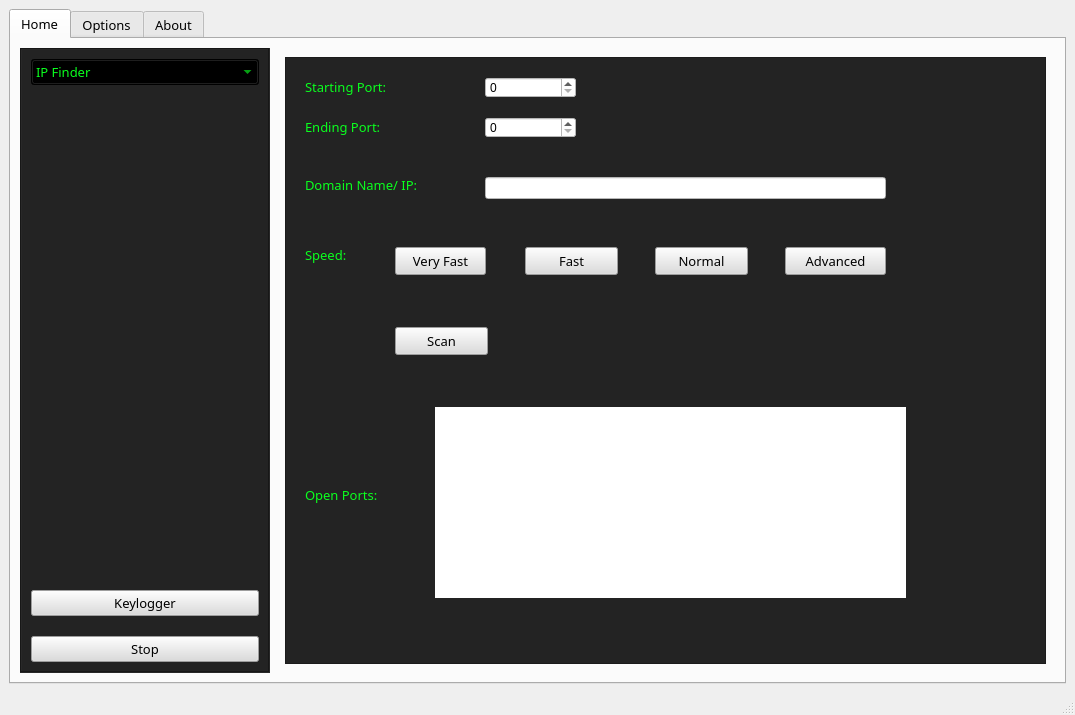
Old version of the form Gui.ui in the repository Plout0nas/PenetrationTestingToolkit.
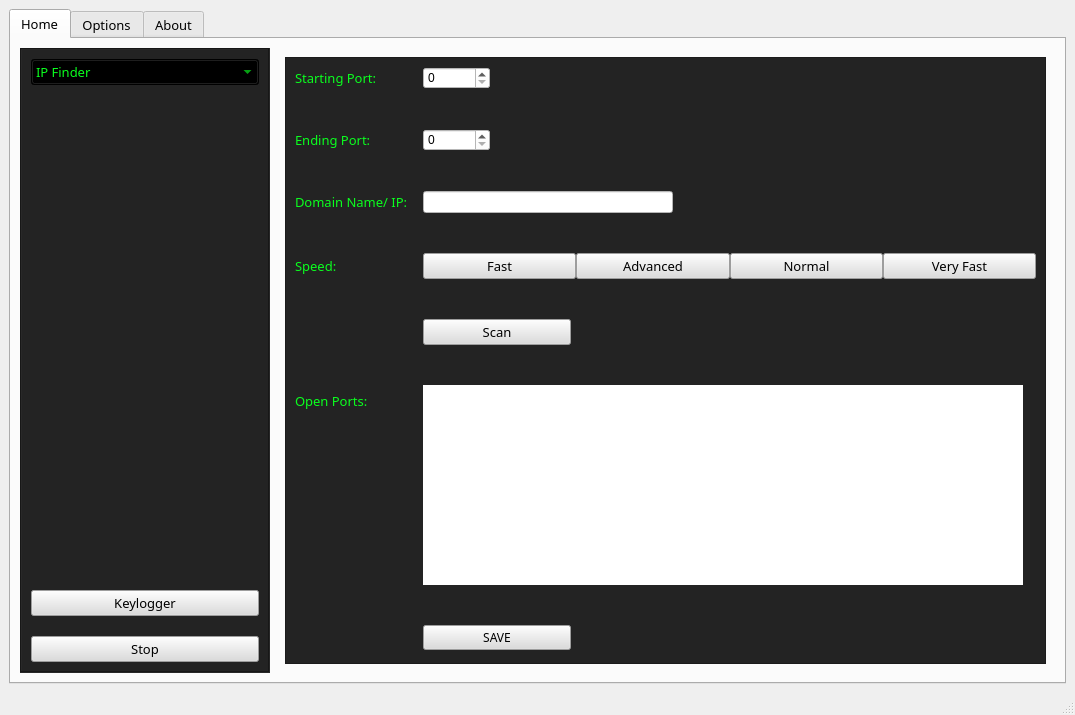
New version of the form. Icons and pictures are not drawn.

What changed in the file:
```diff
--- a/Gui.ui
+++ b/Gui.ui
@@ -539,15 +539,15 @@
               <property name="frameShadow">
                <enum>QFrame::Raised</enum>
               </property>
+              <layout class="QFormLayout" name="formLayout">
+               <property name="horizontalSpacing">
+                <number>15</number>
+               </property>
+               <property name="verticalSpacing">
+                <number>40</number>
+               </property>
+               <item row="0" column="0">
               <widget class="QLabel" name="label">
-               <property name="geometry">
-                <rect>
-                 <x>20</x>
-                 <y>20</y>
-                 <width>141</width>
-                 <height>20</height>
-                </rect>
-               </property>
                <property name="font">
                 <font>
                  <family>Copperplate Gothic Light</family>
@@ -561,15 +561,31 @@
                 <string>Starting Port:</string>
                </property>
               </widget>
+               </item>
+               <item row="0" column="1">
+                <widget class="QSpinBox" name="spinBox">
+                 <property name="sizePolicy">
+                  <sizepolicy hsizetype="Fixed" vsizetype="Fixed">
+                   <horstretch>0</horstretch>
+                   <verstretch>0</verstretch>
+                  </sizepolicy>
+                 </property>
+                 <property name="minimumSize">
+                  <size>
+                   <width>50</width>
+                   <height>0</height>
+                  </size>
+                 </property>
+                 <property name="styleSheet">
+                  <string notr="true">background-color: rgb(255, 255, 255);</string>
+                 </property>
+                 <property name="maximum">
+                  <number>999999999</number>
+                 </property>
+                </widget>
+               </item>
+               <item row="2" column="0">
               <widget class="QLabel" name="label_3">
-               <property name="geometry">
-                <rect>
-                 <x>20</x>
-                 <y>60</y>
-                 <width>121</width>
-                 <height>20</height>
-                </rect>
-               </property>
                <property name="font">
                 <font>
                  <family>Copperplate Gothic Light</family>
@@ -583,41 +599,31 @@
                 <string>Ending Port:</string>
                </property>
               </widget>
-              <widget class="QSpinBox" name="spinBox">
-               <property name="geometry">
-                <rect>
-                 <x>200</x>
-                 <y>20</y>
-                 <width>91</width>
-                 <height>21</height>
-                </rect>
-               </property>
-               <property name="styleSheet">
-                <string notr="true">background-color: rgb(255, 255, 255);</string>
-               </property>
-              </widget>
+               </item>
+               <item row="2" column="1">
               <widget class="QSpinBox" name="spinBox_2">
-               <property name="geometry">
-                <rect>
-                 <x>200</x>
-                 <y>60</y>
-                 <width>91</width>
-                 <height>21</height>
-                </rect>
+                 <property name="sizePolicy">
+                  <sizepolicy hsizetype="Fixed" vsizetype="Fixed">
+                   <horstretch>0</horstretch>
+                   <verstretch>0</verstretch>
+                  </sizepolicy>
+                 </property>
+                 <property name="minimumSize">
+                  <size>
+                   <width>50</width>
+                   <height>0</height>
+                  </size>
                </property>
                <property name="styleSheet">
                 <string notr="true">background-color: rgb(255, 255, 255);</string>
                </property>
-              </widget>
+                 <property name="maximum">
+                  <number>999999999</number>
+                 </property>
+                </widget>
+               </item>
+               <item row="4" column="0">
               <widget class="QLabel" name="label_4">
-               <property name="geometry">
-                <rect>
-                 <x>20</x>
-                 <y>120</y>
-                 <width>171</width>
-                 <height>16</height>
-                </rect>
-               </property>
                <property name="font">
                 <font>
                  <family>Copperplate Gothic Light</family>
@@ -631,28 +637,28 @@
                 <string>Domain Name/ IP:</string>
                </property>
               </widget>
+               </item>
+               <item row="4" column="1">
               <widget class="QLineEdit" name="lineEdit">
-               <property name="geometry">
-                <rect>
-                 <x>200</x>
-                 <y>120</y>
-                 <width>401</width>
-                 <height>22</height>
-                </rect>
+                 <property name="sizePolicy">
+                  <sizepolicy hsizetype="Fixed" vsizetype="Fixed">
+                   <horstretch>0</horstretch>
+                   <verstretch>0</verstretch>
+                  </sizepolicy>
+                 </property>
+                 <property name="minimumSize">
+                  <size>
+                   <width>250</width>
+                   <height>0</height>
+                  </size>
                </property>
                <property name="styleSheet">
                 <string notr="true">background-color: rgb(255, 255, 255);</string>
                </property>
               </widget>
+               </item>
+               <item row="8" column="0">
               <widget class="QLabel" name="label_8">
-               <property name="geometry">
-                <rect>
-                 <x>20</x>
-                 <y>190</y>
-                 <width>81</width>
-                 <height>16</height>
-                </rect>
-               </property>
                <property name="font">
                 <font>
                  <family>Copperplate Gothic Light</family>
@@ -666,37 +672,11 @@
                 <string>Speed:</string>
                </property>
               </widget>
-              <widget class="QPushButton" name="pushButton_3">
-               <property name="geometry">
-                <rect>
-                 <x>110</x>
-                 <y>190</y>
-                 <width>91</width>
-                 <height>28</height>
-                </rect>
-               </property>
-               <property name="font">
-                <font>
-                 <family>Copperplate Gothic Light</family>
-                 <pointsize>10</pointsize>
-                </font>
-               </property>
-               <property name="styleSheet">
-                <string notr="true">background-color: rgb(220, 220, 220);</string>
-               </property>
-               <property name="text">
-                <string>Very Fast</string>
-               </property>
-              </widget>
+               </item>
+               <item row="8" column="1">
+                <layout class="QHBoxLayout" name="horizontalLayout">
+                 <item>
               <widget class="QPushButton" name="pushButton_4">
-               <property name="geometry">
-                <rect>
-                 <x>240</x>
-                 <y>190</y>
-                 <width>93</width>
-                 <height>28</height>
-                </rect>
-               </property>
                <property name="font">
                 <font>
                  <family>Copperplate Gothic Light</family>
@@ -710,37 +690,9 @@
                 <string>Fast</string>
                </property>
               </widget>
-              <widget class="QPushButton" name="pushButton_5">
-               <property name="geometry">
-                <rect>
-                 <x>370</x>
-                 <y>190</y>
-                 <width>93</width>
-                 <height>28</height>
-                </rect>
-               </property>
-               <property name="font">
-                <font>
-                 <family>Copperplate Gothic Light</family>
-                 <pointsize>10</pointsize>
-                </font>
-               </property>
-               <property name="styleSheet">
-                <string notr="true">background-color: rgb(220, 220, 220);</string>
-               </property>
-               <property name="text">
-                <string>Normal</string>
-               </property>
-              </widget>
+                 </item>
+                 <item>
               <widget class="QPushButton" name="pushButton_6">
-               <property name="geometry">
-                <rect>
-                 <x>500</x>
-                 <y>190</y>
-                 <width>101</width>
-                 <height>28</height>
-                </rect>
-               </property>
                <property name="font">
                 <font>
                  <family>Copperplate Gothic Light</family>
@@ -754,14 +706,54 @@
                 <string>Advanced</string>
                </property>
               </widget>
+                 </item>
+                 <item>
+                  <widget class="QPushButton" name="pushButton_5">
+                   <property name="font">
+                    <font>
+                     <family>Copperplate Gothic Light</family>
+                     <pointsize>10</pointsize>
+                    </font>
+                   </property>
+                   <property name="styleSheet">
+                    <string notr="true">background-color: rgb(220, 220, 220);</string>
+                   </property>
+                   <property name="text">
+                    <string>Normal</string>
+                   </property>
+                  </widget>
+                 </item>
+                 <item>
+                  <widget class="QPushButton" name="pushButton_3">
+                   <property name="font">
+                    <font>
+                     <family>Copperplate Gothic Light</family>
+                     <pointsize>10</pointsize>
+                    </font>
+                   </property>
+                   <property name="styleSheet">
+                    <string notr="true">background-color: rgb(220, 220, 220);</string>
+                   </property>
+                   <property name="text">
+                    <string>Very Fast</string>
+                   </property>
+                  </widget>
+                 </item>
+                </layout>
+               </item>
+               <item row="9" column="1">
               <widget class="QPushButton" name="pushButton_10">
-               <property name="geometry">
-                <rect>
-                 <x>110</x>
-                 <y>270</y>
-                 <width>93</width>
-                 <height>28</height>
-                </rect>
+                 <property name="sizePolicy">
+                  <sizepolicy hsizetype="Fixed" vsizetype="Fixed">
+                   <horstretch>0</horstretch>
+                   <verstretch>0</verstretch>
+                  </sizepolicy>
+                 </property>
+                 <property name="minimumSize">
+                  <size>
+                   <width>148</width>
+                   <height>23</height>
+                  </size>
                </property>
                <property name="font">
                 <font>
@@ -776,15 +768,9 @@
                 <string>Scan</string>
                </property>
               </widget>
+               </item>
+               <item row="12" column="0">
               <widget class="QLabel" name="label_9">
-               <property name="geometry">
-                <rect>
-                 <x>20</x>
-                 <y>430</y>
-                 <width>121</width>
-                 <height>16</height>
-                </rect>
-               </property>
                <property name="font">
                 <font>
                  <family>Copperplate Gothic Light</family>
@@ -798,14 +784,26 @@
                 <string>Open Ports:</string>
                </property>
               </widget>
+               </item>
+               <item row="12" column="1">
               <widget class="QLabel" name="label_10">
-               <property name="geometry">
-                <rect>
-                 <x>150</x>
-                 <y>350</y>
-                 <width>471</width>
-                 <height>191</height>
-                </rect>
+                 <property name="sizePolicy">
+                  <sizepolicy hsizetype="Fixed" vsizetype="Preferred">
+                   <horstretch>0</horstretch>
+                   <verstretch>0</verstretch>
+                  </sizepolicy>
+                 </property>
+                 <property name="minimumSize">
+                  <size>
+                   <width>600</width>
+                   <height>200</height>
+                  </size>
+                 </property>
+                 <property name="baseSize">
+                  <size>
+                   <width>0</width>
+                   <height>0</height>
+                  </size>
                </property>
                <property name="font">
                 <font>
@@ -823,6 +821,35 @@
                 <set>Qt::AlignLeading|Qt::AlignLeft|Qt::AlignTop</set>
                </property>
               </widget>
+               </item>
+               <item row="13" column="1">
+                <widget class="QPushButton" name="pushButton_11">
+                 <property name="sizePolicy">
+                  <sizepolicy hsizetype="Fixed" vsizetype="Fixed">
+                   <horstretch>0</horstretch>
+                   <verstretch>0</verstretch>
+                  </sizepolicy>
+                 </property>
+                 <property name="minimumSize">
+                  <size>
+                   <width>148</width>
+                   <height>23</height>
+                  </size>
+                 </property>
+                 <property name="font">
+                  <font>
+                   <family>Copperplate Gothic Light</family>
+                  </font>
+                 </property>
+                 <property name="styleSheet">
+                  <string notr="true">background-color: rgb(220, 220, 220);</string>
+                 </property>
+                 <property name="text">
+                  <string>SAVE</string>
+                 </property>
+                </widget>
+               </item>
+              </layout>
              </widget>
             </item>
            </layout>
```
Left out of the diff: 12 changed lines with no effect on the pictures. Lines whose indentation alone changed are shown as unchanged.
